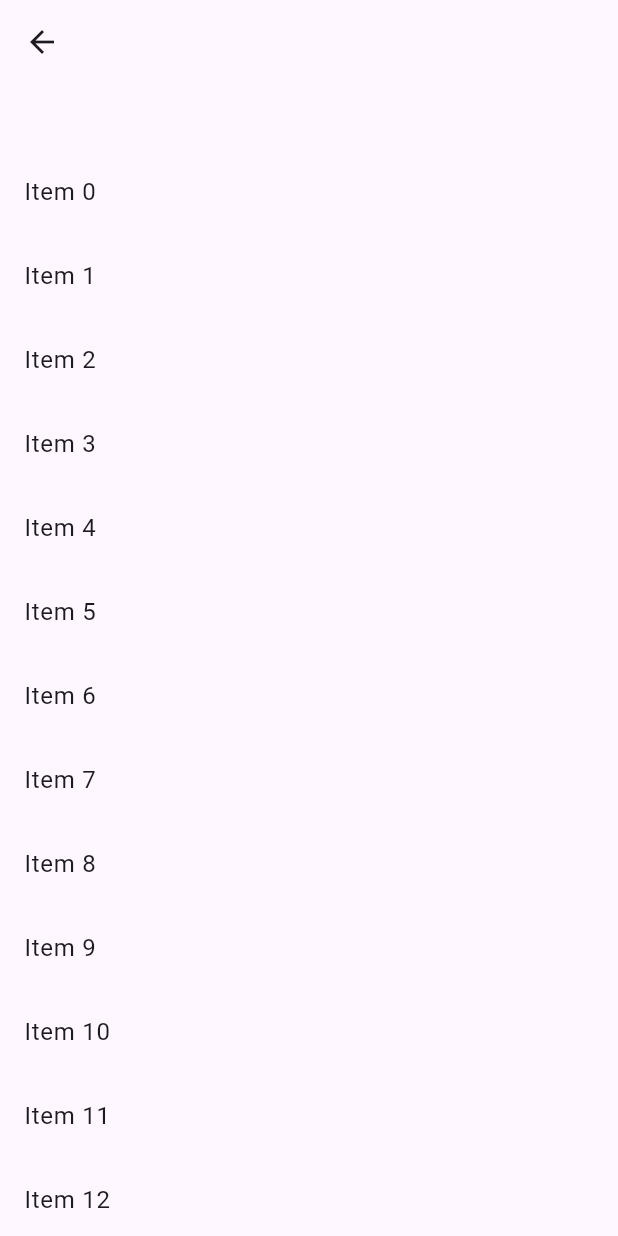
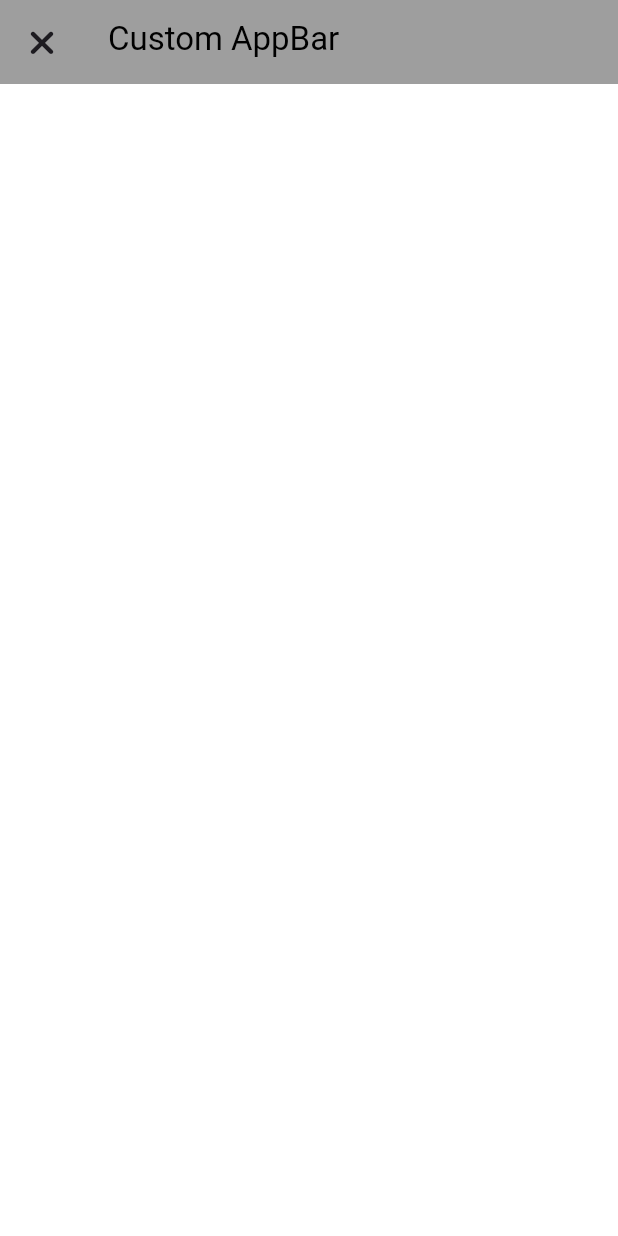
Before and after one commit to MitchellRyrie-evanBuck/style_trend_talk, a Flutter app: the PublishWidgetPage screen opened by its route, on a phone screen of 412 x 824 dp. Run offline on Flutter 3.47's test engine with Material 2 defaults, Android fonts, the phone set to English and light mode, and no system bars; our stand-ins replace chewie, easy_refresh, font_awesome_flutter, get, infinite_scroll_pagination and 4 more; missing offline and left inert: dart:ffi; accounts and stored records are empty.

Commit message:
feat: 暂存

```diff
--- a/lib/pages/core/publish/publish.dart
+++ b/lib/pages/core/publish/publish.dart
@@ -1,4 +1,7 @@
 import 'package:flutter/material.dart';
+import 'package:font_awesome_flutter/font_awesome_flutter.dart';
+import 'package:style_trend_talk/pages/core/publish/widget/header.dart';
+import 'package:style_trend_talk/widget/flickr.dart';
 
 class PublishWidgetPage extends StatefulWidget {
   const PublishWidgetPage({super.key});
@@ -8,29 +11,56 @@ class PublishWidgetPage extends StatefulWidget {
 }
 
 class _PublishWidgetPageState extends State<PublishWidgetPage> {
+  Future<bool> getData() async {
+    await Future<dynamic>.delayed(const Duration(milliseconds: 200));
+    return true;
+  }
+
   @override
   Widget build(BuildContext context) {
     return Scaffold(
-      body: SafeArea(
-          child: CustomScrollView(
-        slivers: [
-          const SliverAppBar(
-            expandedHeight: 100.0,
-          ),
-          // 其他 Sliver 组件
-          SliverList(
-            delegate: SliverChildBuilderDelegate(
-              (BuildContext context, int index) {
-                return ListTile(
-                  title: Text('Item $index'),
-                );
-              },
-              childCount: 20,
-            ),
-          ),
-        ],
-      )),
+      backgroundColor: Colors.transparent,
+      body: FutureBuilder<bool>(
+          future: getData(),
+          builder: (BuildContext context, AsyncSnapshot<bool> snapshot) {
+            if (!snapshot.hasData) {
+              return const ProcesssFlicker();
+            } else {
+              return Stack(
+                children: <Widget>[
+                  CustomScrollView(
+                    slivers: [
+                      // const PublishAppHeader(),
+                      SliverAppBar(
+                        expandedHeight: 50.0,
+                        floating: false,
+                        pinned: true,
+                        leading: IconButton(
+                          icon: const Icon(FontAwesomeIcons.xmark),
+                          onPressed: () {
+                            Navigator.pop(context);
+                          },
+                        ),
+                        backgroundColor: Colors.grey,
+                        flexibleSpace: const FlexibleSpaceBar(
+                          title: Text(
+                            'Custom AppBar',
+                            style: TextStyle(color: Colors.black),
+                          ),
+                        ),
+                      ),
+                      // 其他 Sliver 组件
+                      SliverFillRemaining(
+                        child: Container(),
+                      ),
+                    ],
+                  )
+                ],
+              );
+            }
+          }),
     );
+
     // ...
   }
 }
--- a/lib/routes/routing.dart
+++ b/lib/routes/routing.dart
@@ -11,7 +11,7 @@ final List<GetPage> appRoutes = [
   GetPage(name: '/notification', page: () => const NotificationPage()),
   GetPage(name: '/profile', page: () => const ProfilePage()),
   GetPage(name: '/search', page: () => const SeniorSearch()),
-  GetPage(name: '/publish', page: () => const PublishWidgetPage())
+  GetPage(name: '/publish', page: () => PublishWidgetPage())
 
   // 添加其他路由和详情页的GetPage
 ];
```
Also changed, not shown: lib/pages/core/publish/controllers/publishControllers.dart (added, +27 -0 lines), lib/pages/core/publish/widget/header.dart (added, +83 -0 lines), lib/pages/core/search/search.dart (+11 -2 lines), lib/pages/core/search/widget/header.dart (added, +83 -0 lines).
